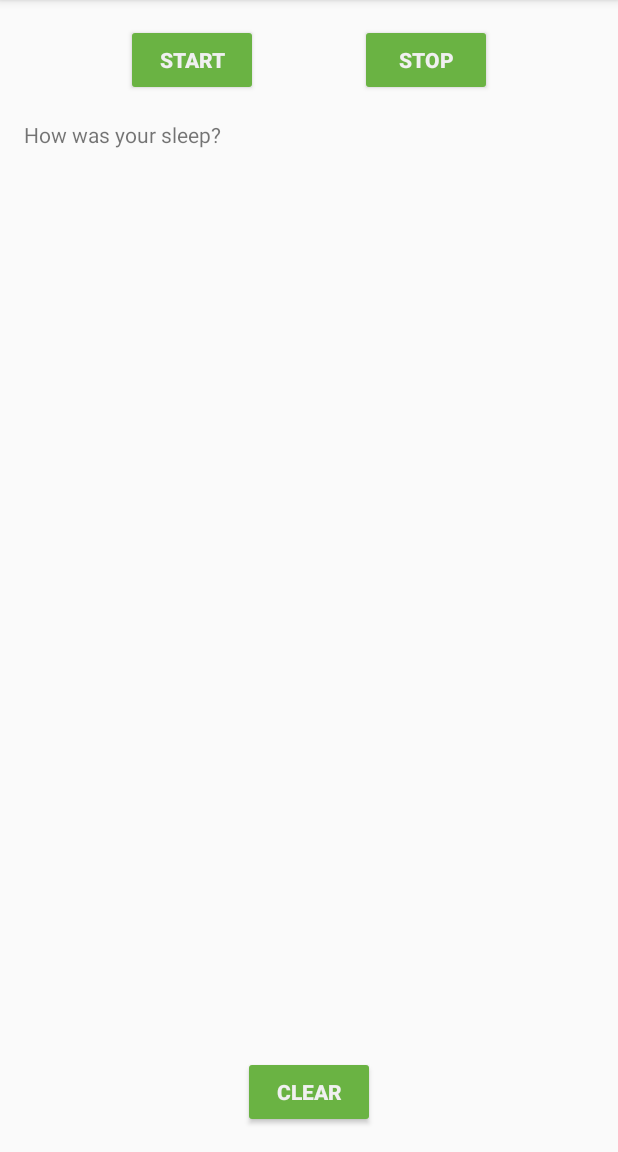
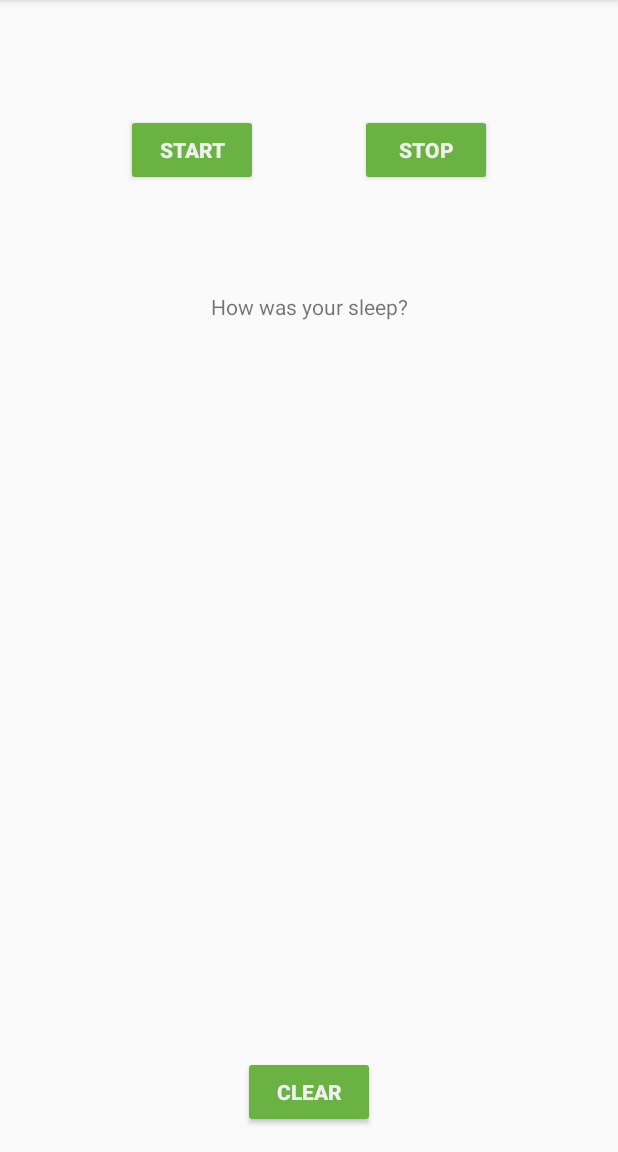
Before and after one commit to jaikpillai/AndroidWithKotlin, an Android app: the screen it shows after launch (MainActivity), on a phone screen of 412 x 824 dp, the part 84-1236 px from its top. Run offline under Robolectric (Android 15) with nearby library versions, the phone set to English and light mode, and no system bars; our stand-ins replace data binding; Roboto replaces fonts that are not available here.

Commit message:
UI Changes

```diff
--- a/app/src/main/res/layout/fragment_sleep_tracker.xml
+++ b/app/src/main/res/layout/fragment_sleep_tracker.xml
@@ -37,13 +37,15 @@
              RecyclerView in a later lesson. -->
 
         <ScrollView
-            android:layout_width="match_parent"
-            android:layout_height="0dp"
+            android:layout_width="430dp"
+            android:layout_height="525dp"
             app:layout_constraintBottom_toTopOf="@+id/clear_button"
             app:layout_constraintEnd_toEndOf="parent"
+            app:layout_constraintHorizontal_bias="0.526"
             app:layout_constraintRight_toRightOf="parent"
             app:layout_constraintStart_toStartOf="parent"
-            app:layout_constraintTop_toBottomOf="@+id/stop_button">
+            app:layout_constraintTop_toBottomOf="@+id/stop_button"
+            app:layout_constraintVertical_bias="1.0">
 
             <!-- In the TextView, we can access the nightsString LiveData,
                  which keeps it displayed and updated in the TextView
@@ -56,7 +58,8 @@
                 android:layout_marginStart="@dimen/margin"
                 android:layout_marginTop="@dimen/margin"
                 android:layout_marginEnd="@dimen/margin"
-                android:text="@string/how_was_hour_sleep" />
+                android:text="@string/how_was_hour_sleep"
+                android:textAlignment="center" />
         </ScrollView>
 
         <!-- With data binding and LiveData, we can track the buttons' visibility states
@@ -80,7 +83,7 @@
             style="@style/SleepButtons"
             android:layout_width="wrap_content"
             android:layout_height="wrap_content"
-            android:layout_marginTop="@dimen/margin"
+            android:layout_marginTop="76dp"
             android:layout_marginEnd="@dimen/margin"
             android:text="@string/stop"
             app:layout_constraintEnd_toEndOf="parent"
```
